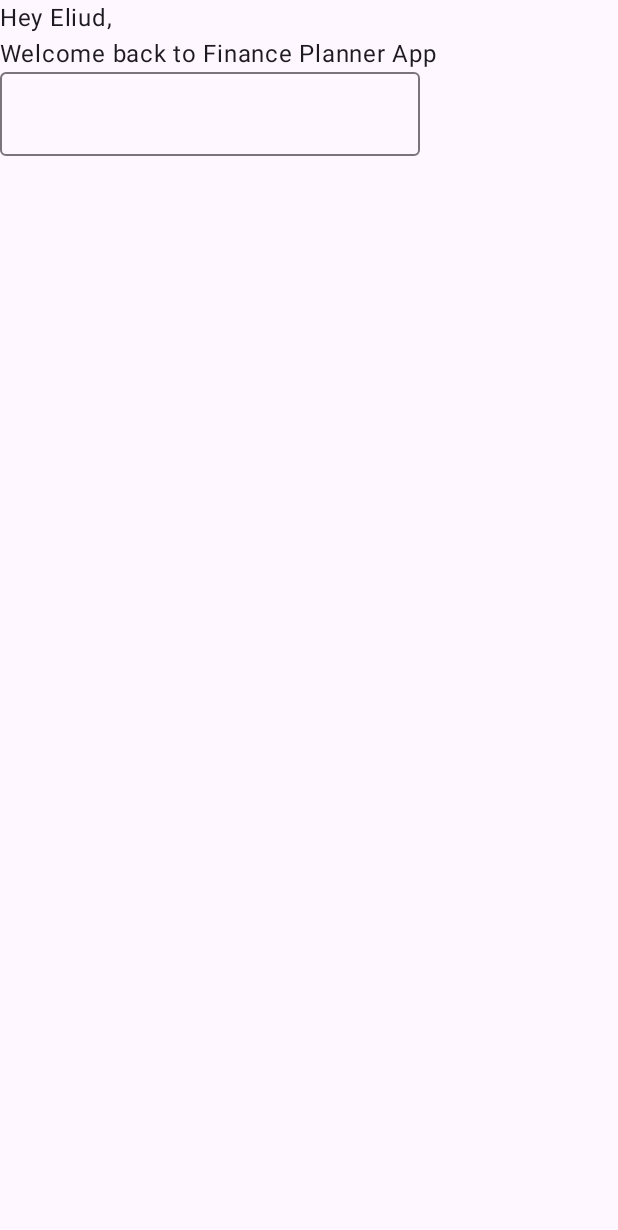
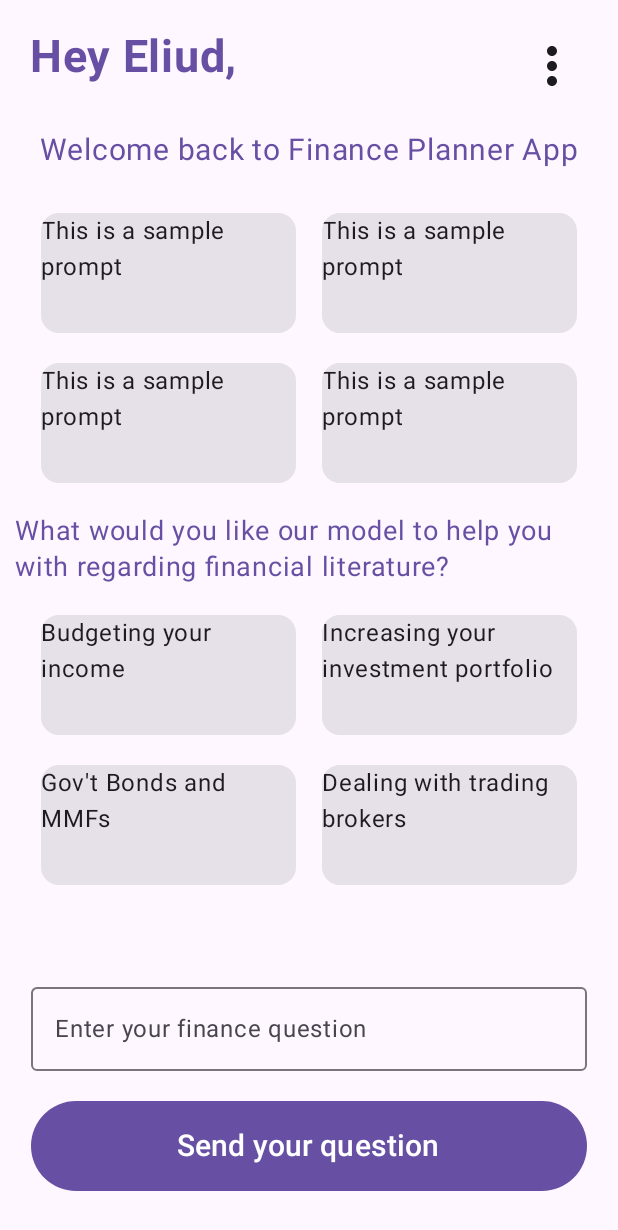
Before and after one commit to hngx-org/financial-planner-ai-app, an Android app built with Jetpack Compose: the composable HomeScreen shown on its own in the app's theme, on a phone screen of 412 x 824 dp. Shown: the top 1230 px of the screen. Run offline under Robolectric (Android 15) with nearby library versions, the phone set to English and light mode, and no system bars.

Commit message:
Homescreen (#15)
* Correcting some ui errors

* Sign up page ui state, and also field validation done

* Sign up page ui state, and also field validation done

* Homescreen ui and UI state done

```diff
--- a/app/src/main/java/com/example/financial_planner_ai_app/presentation/homeScreen/HomeScreen.kt
+++ b/app/src/main/java/com/example/financial_planner_ai_app/presentation/homeScreen/HomeScreen.kt
@@ -1,31 +1,210 @@
 package com.example.financial_planner_ai_app.presentation.homeScreen
 
 
+import androidx.compose.foundation.layout.Arrangement
 import androidx.compose.foundation.layout.Column
+import androidx.compose.foundation.layout.Row
+import androidx.compose.foundation.layout.Spacer
 import androidx.compose.foundation.layout.fillMaxSize
+import androidx.compose.foundation.layout.fillMaxWidth
+import androidx.compose.foundation.layout.height
+import androidx.compose.foundation.layout.padding
+import androidx.compose.foundation.layout.size
+import androidx.compose.foundation.layout.width
+import androidx.compose.material.icons.Icons
+import androidx.compose.material.icons.filled.MoreVert
+import androidx.compose.material3.Button
+import androidx.compose.material3.Card
+import androidx.compose.material3.DropdownMenu
+import androidx.compose.material3.DropdownMenuItem
+import androidx.compose.material3.Icon
+import androidx.compose.material3.IconButton
+import androidx.compose.material3.MaterialTheme
 import androidx.compose.material3.OutlinedTextField
 import androidx.compose.material3.Text
 import androidx.compose.runtime.Composable
 import androidx.compose.runtime.collectAsState
 import androidx.compose.runtime.getValue
+import androidx.compose.runtime.mutableStateOf
+import androidx.compose.runtime.remember
+import androidx.compose.runtime.setValue
+import androidx.compose.ui.Alignment
 import androidx.compose.ui.Modifier
+import androidx.compose.ui.text.font.FontWeight
+import androidx.compose.ui.tooling.preview.Preview
+import androidx.compose.ui.unit.dp
+import androidx.compose.ui.unit.sp
 
 @Composable
 fun HomeScreen(
     modifier: Modifier = Modifier,
     homeScreenViewModel: HomeScreenViewModel
 ) {
+    var expanded by remember { mutableStateOf(false) }
     val homeScreenUiState by homeScreenViewModel.homeScreenUiState.collectAsState()
     Column(
-        modifier = Modifier.fillMaxSize()
+        modifier = Modifier.fillMaxSize(),
+        horizontalAlignment = Alignment.CenterHorizontally
     ) {
-        Text(text = "Hey Eliud,")
-        Text(text = "Welcome back to Finance Planner App")
+        Row(
+            modifier = Modifier
+                .padding(20.dp)
+                .fillMaxWidth(),
+            horizontalArrangement = Arrangement.SpaceBetween
+        ){
+            Text(
+                text = "Hey Eliud,",
+                fontSize = 30.sp,
+                fontWeight = FontWeight.Bold,
+                color = MaterialTheme.colorScheme.primary
+            )
+            IconButton(onClick = { expanded = !expanded }) {
+                Icon(
+                    imageVector = Icons.Default.MoreVert,
+                    contentDescription = "More",
+                    modifier = Modifier.size(44.dp),
+
+                )
+            }
+            DropdownMenu(
+                expanded = expanded,
+                onDismissRequest = { expanded = false }
+            ) {
+                DropdownMenuItem(
+                    text = { Text("History") },
+                    onClick = { /*Navigate to History Screen*/ }
+                )
+                DropdownMenuItem(
+                    text = { Text("Subscription") },
+                    onClick = { /*Navigate to payment Screen*/ }
+                )
+            }
+        }
+        Text(
+            text = "Welcome back to Finance Planner App",
+            fontSize = 20.sp,
+            modifier = Modifier.padding(bottom = 20.dp),
+            color = MaterialTheme.colorScheme.primary
+        )
+        Row(
+            modifier = Modifier
+                .padding(10.dp)
+                .fillMaxWidth(),
+            horizontalArrangement = Arrangement.SpaceEvenly
+        ) {
+            Card(
+                modifier = Modifier
+                    .width(170.dp)
+                    .height(80.dp)
+            ) {
+                Text(text = "This is a sample prompt")
+            }
+            Card(
+                modifier = Modifier
+                    .width(170.dp)
+                    .height(80.dp)
+            ) {
+                Text(text = "This is a sample prompt")
+            }
+        }
+        Row(
+            modifier = Modifier
+                .padding(10.dp)
+                .fillMaxWidth(),
+            horizontalArrangement = Arrangement.SpaceEvenly
+        ) {
+            Card(
+                modifier = Modifier
+                    .width(170.dp)
+                    .height(80.dp)
+            ) {
+                Text(text = "This is a sample prompt")
+            }
+            Card(
+                modifier = Modifier
+                    .width(170.dp)
+                    .height(80.dp)
+            ) {
+                Text(text = "This is a sample prompt")
+            }
+        }
+        Text(
+            text = "What would you like our model to help you with regarding financial literature?",
+            modifier = Modifier.padding(10.dp),
+            fontSize = 18.sp,
+            color = MaterialTheme.colorScheme.primary
+        )
+        Row(
+            modifier = Modifier
+                .padding(10.dp)
+                .fillMaxWidth(),
+            horizontalArrangement = Arrangement.SpaceEvenly
+        ) {
+            Card(
+                modifier = Modifier
+                    .width(170.dp)
+                    .height(80.dp)
+            ) {
+                Text(text = "Budgeting your income")
+            }
+            Card(
+                modifier = Modifier
+                    .width(170.dp)
+                    .height(80.dp)
+            ) {
+                Text(text = "Increasing your investment portfolio")
+            }
+        }
+        Row(
+            modifier = Modifier
+                .padding(10.dp)
+                .fillMaxWidth(),
+            horizontalArrangement = Arrangement.SpaceEvenly
+        ) {
+            Card(
+                modifier = Modifier
+                    .width(170.dp)
+                    .height(80.dp)
+            ) {
+                Text(text = "Gov't Bonds and MMFs")
+            }
+            Card(
+                modifier = Modifier
+                    .width(170.dp)
+                    .height(80.dp)
+            ) {
+                Text(text = "Dealing with trading brokers")
+            }
+        }
         OutlinedTextField(
             value = homeScreenUiState.searchText,
             onValueChange = {
                 homeScreenViewModel.updateSearchPrompt(homeScreenUiState.copy(searchText = it))
-            }
+            },
+            label = { Text(text = "Enter your finance question") },
+            modifier = Modifier
+                .padding(top = 50.dp)
+                .fillMaxWidth(0.9f),
+            singleLine = false
         )
+        Button(
+            onClick = { /*TODO*/ },
+            modifier = Modifier
+                .padding(top = 20.dp)
+                .height(60.dp)
+                .fillMaxWidth(0.9f)
+        ) {
+            Text(
+                text = "Send your question",
+                fontSize = 20.sp
+            )
+        }
     }
 }
+
+
+@Preview(showBackground = true)
+@Composable
+fun HomeScreenPreview() {
+    HomeScreen(homeScreenViewModel = HomeScreenViewModel())
+}
```
